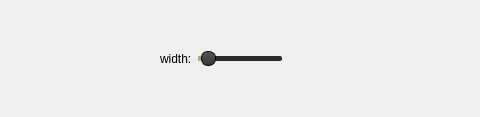
MaxMalts/Online_Board, file pencilprops.ui: the form before one commit; both pictures show x 237 to 717 and y 0 to 117 of the 915 by 117 pixel window.
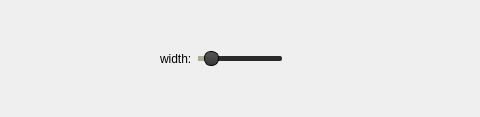
The form after the commit.

What changed in the file:
```diff
--- a/pencilprops.ui
+++ b/pencilprops.ui
@@ -102,7 +102,7 @@
       <number>1</number>
      </property>
      <property name="maximum">
-      <number>100</number>
+      <number>50</number>
      </property>
      <property name="value">
       <number>5</number>
```
